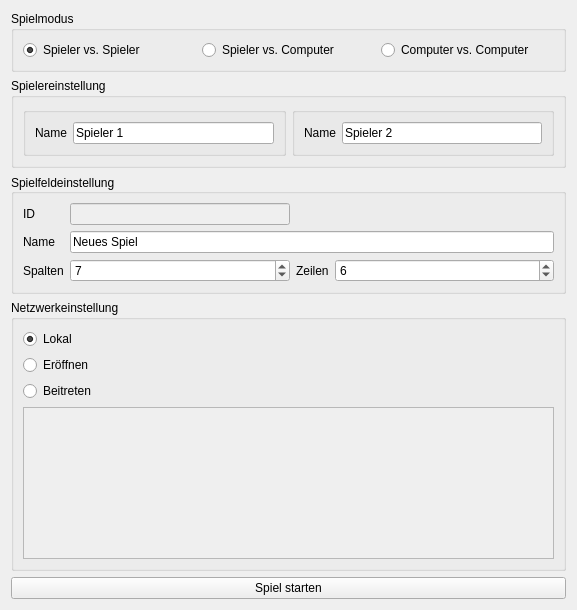
Qt form form/settings.ui (kkalicki/4WIN) before a commit.
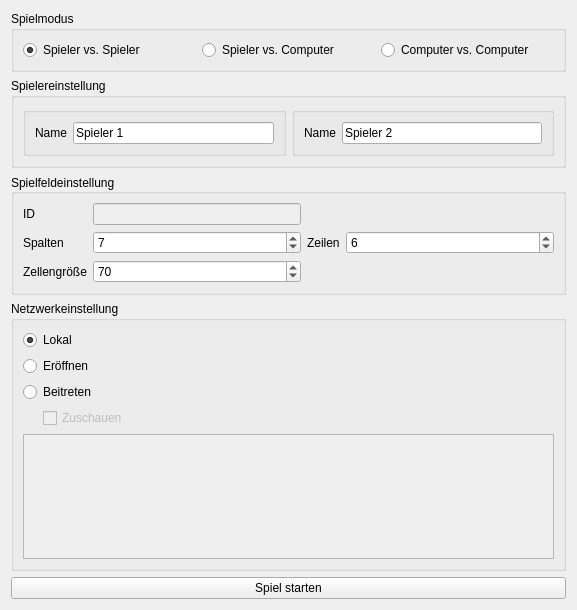
The same form after that commit.

Commit message: diverse Gui Forms erstellt; erste Funktionalitäten implementiert; Hintergrundbilder eingebunden; dynamisches Spielfeld

Diff of the .ui file:
```diff
--- a/form/settings.ui
+++ b/form/settings.ui
@@ -117,7 +117,14 @@
       <set>Qt::AlignLeading|Qt::AlignLeft|Qt::AlignVCenter</set>
      </property>
      <layout class="QGridLayout" name="gridLayout_4">
-      <item row="2" column="1">
+      <item row="0" column="0">
+       <widget class="QLabel" name="label_6">
+        <property name="text">
+         <string>ID</string>
+        </property>
+       </widget>
+      </item>
+      <item row="1" column="1">
        <widget class="QSpinBox" name="sbcolumn">
         <property name="sizePolicy">
          <sizepolicy hsizetype="Minimum" vsizetype="Fixed">
@@ -133,7 +140,26 @@
         </property>
        </widget>
       </item>
-      <item row="2" column="2">
+      <item row="1" column="3">
+       <widget class="QSpinBox" name="sbrow">
+        <property name="sizePolicy">
+         <sizepolicy hsizetype="Minimum" vsizetype="Fixed">
+          <horstretch>2</horstretch>
+          <verstretch>0</verstretch>
+         </sizepolicy>
+        </property>
+        <property name="frame">
+         <bool>true</bool>
+        </property>
+        <property name="maximum">
+         <number>20</number>
+        </property>
+        <property name="value">
+         <number>6</number>
+        </property>
+       </widget>
+      </item>
+      <item row="1" column="2">
        <widget class="QLabel" name="label_4">
         <property name="sizePolicy">
          <sizepolicy hsizetype="Preferred" vsizetype="Preferred">
@@ -149,26 +175,14 @@
         </property>
        </widget>
       </item>
-      <item row="2" column="3">
-       <widget class="QSpinBox" name="sbrow">
-        <property name="sizePolicy">
-         <sizepolicy hsizetype="Minimum" vsizetype="Fixed">
-          <horstretch>2</horstretch>
-          <verstretch>0</verstretch>
-         </sizepolicy>
-        </property>
-        <property name="frame">
-         <bool>true</bool>
-        </property>
-        <property name="maximum">
-         <number>20</number>
-        </property>
-        <property name="value">
-         <number>6</number>
+      <item row="0" column="1">
+       <widget class="QLineEdit" name="lineEdit">
+        <property name="enabled">
+         <bool>false</bool>
         </property>
        </widget>
       </item>
-      <item row="2" column="0">
+      <item row="1" column="0">
        <widget class="QLabel" name="label_3">
         <property name="sizePolicy">
          <sizepolicy hsizetype="Preferred" vsizetype="Preferred">
@@ -181,34 +195,23 @@
         </property>
        </widget>
       </item>
-      <item row="1" column="0">
+      <item row="2" column="0">
        <widget class="QLabel" name="label_5">
         <property name="text">
-         <string>Name</string>
+         <string>Zellengröße</string>
         </property>
        </widget>
       </item>
-      <item row="0" column="0">
-       <widget class="QLabel" name="label_6">
-        <property name="text">
-         <string>ID</string>
+      <item row="2" column="1">
+       <widget class="QSpinBox" name="spinBox">
+        <property name="minimum">
+         <number>10</number>
         </property>
-       </widget>
-      </item>
-      <item row="1" column="1" colspan="3">
-       <widget class="QLineEdit" name="legamename">
-        <property name="enabled">
-         <bool>true</bool>
+        <property name="maximum">
+         <number>100</number>
         </property>
-        <property name="text">
-         <string>Neues Spiel</string>
-        </property>
-       </widget>
-      </item>
-      <item row="0" column="1">
-       <widget class="QLineEdit" name="lineEdit">
-        <property name="enabled">
-         <bool>false</bool>
+        <property name="value">
+         <number>70</number>
         </property>
        </widget>
       </item>
@@ -220,23 +223,31 @@
      <property name="title">
       <string>Netzwerkeinstellung</string>
      </property>
-     <layout class="QFormLayout" name="formLayout">
+     <layout class="QGridLayout" name="gridLayout">
       <property name="sizeConstraint">
        <enum>QLayout::SetDefaultConstraint</enum>
       </property>
-      <property name="fieldGrowthPolicy">
-       <enum>QFormLayout::ExpandingFieldsGrow</enum>
-      </property>
-      <property name="rowWrapPolicy">
-       <enum>QFormLayout::WrapAllRows</enum>
-      </property>
-      <item row="0" column="0">
-       <widget class="QRadioButton" name="rblocal">
-        <property name="text">
-         <string>Lokal</string>
+      <item row="3" column="0">
+       <layout class="QVBoxLayout" name="verticalLayout">
+        <property name="leftMargin">
+         <number>20</number>
         </property>
-        <property name="checked">
-         <bool>true</bool>
+        <item>
+         <widget class="QCheckBox" name="cbwatch">
+          <property name="enabled">
+           <bool>false</bool>
+          </property>
+          <property name="text">
+           <string>Zuschauen</string>
+          </property>
+         </widget>
+        </item>
+       </layout>
+      </item>
+      <item row="6" column="0">
+       <widget class="QListView" name="lvgames">
+        <property name="enabled">
+         <bool>false</bool>
         </property>
        </widget>
       </item>
@@ -247,6 +258,16 @@
         </property>
        </widget>
       </item>
+      <item row="0" column="0">
+       <widget class="QRadioButton" name="rblocal">
+        <property name="text">
+         <string>Lokal</string>
+        </property>
+        <property name="checked">
+         <bool>true</bool>
+        </property>
+       </widget>
+      </item>
       <item row="2" column="0">
        <widget class="QRadioButton" name="rbenter">
         <property name="text">
@@ -254,13 +275,6 @@
         </property>
        </widget>
       </item>
-      <item row="2" column="1">
-       <widget class="QListView" name="lvgames">
-        <property name="enabled">
-         <bool>false</bool>
-        </property>
-       </widget>
-      </item>
      </layout>
     </widget>
    </item>
```
Left out of the diff: 2 changed lines with no effect on the pictures. The commit also changes 25 other files.
